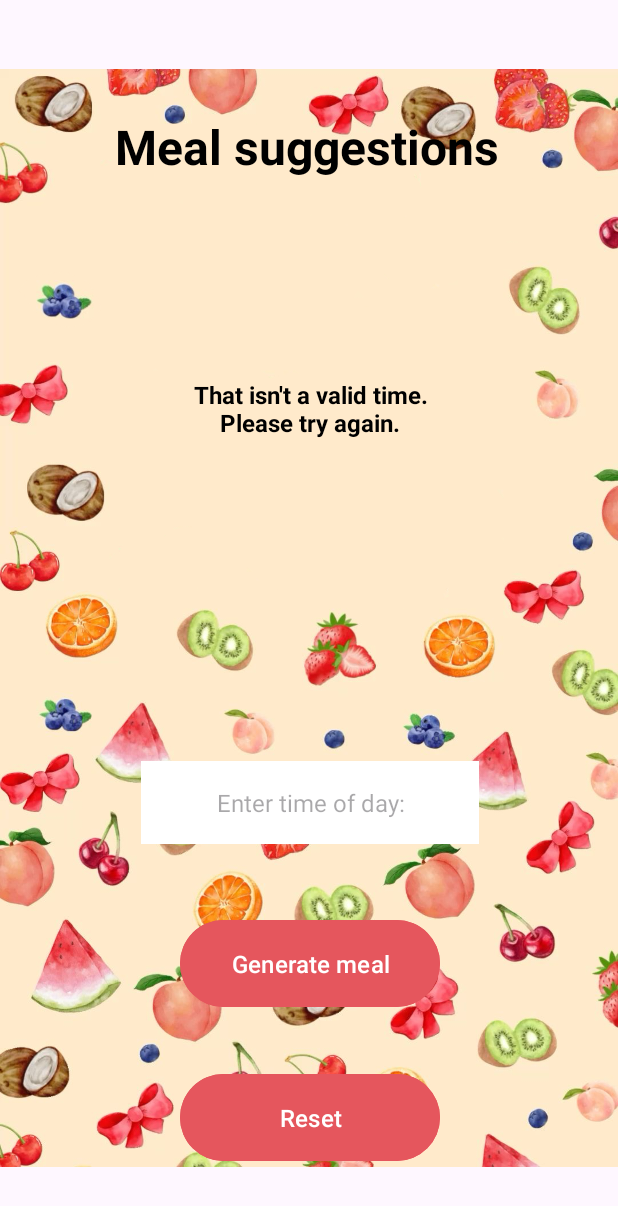
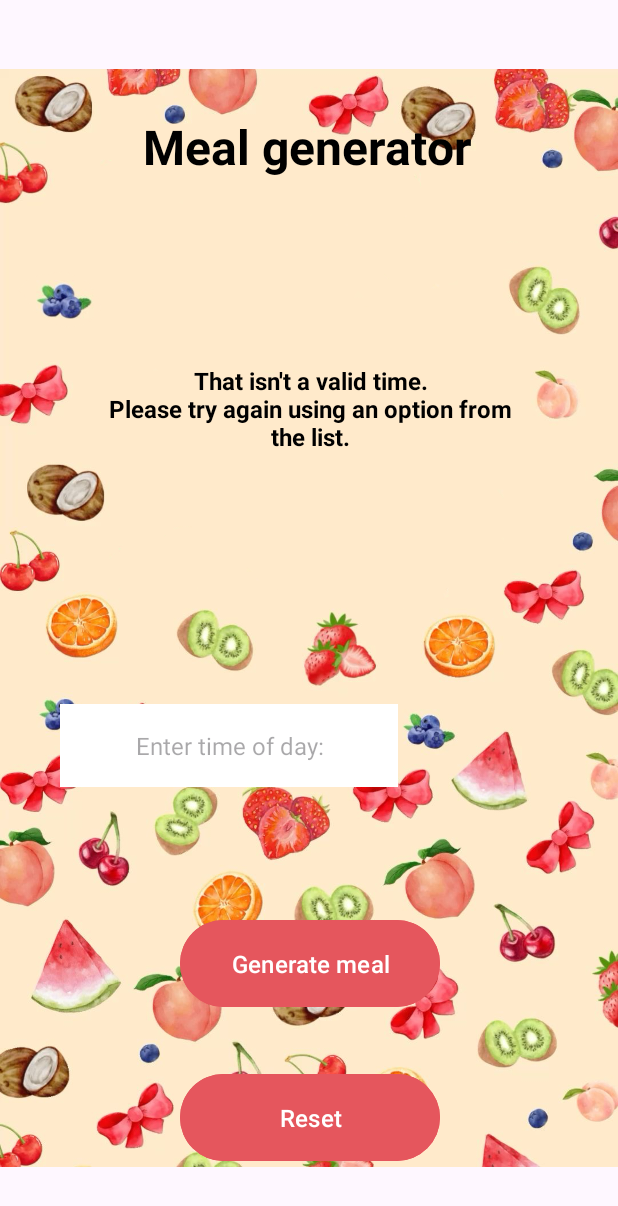
Before and after one commit to LivGish/Meal_Generator, an Android app: the screen it shows after launch (MainActivity), after a tap on "Generate meal", on a phone screen of 412 x 824 dp. Shown: the top 1206 px of the screen. Run offline under Robolectric (Android 15) with nearby library versions, the phone set to English and light mode, and no system bars.

Commit message:
UI design updates

```diff
--- a/app/src/main/java/com/example/imadassignmentone/MainActivity.kt
+++ b/app/src/main/java/com/example/imadassignmentone/MainActivity.kt
@@ -43,8 +43,7 @@ class MainActivity : AppCompatActivity() {
 
         //gives the button a function
         btnGenMeal.setOnClickListener {
-            val userInput: String =
-                editTxtTime.text.toString() //converts editText to String; This code was adapted from a Stack Overflow post by "Mehran" (2017): https://stackoverflow.com/questions/44267572/edittext-get-text-kotlin
+            val userInput: String = editTxtTime.text.toString() //converts editText to String; This code was adapted from a Stack Overflow post by "Mehran" (2017): https://stackoverflow.com/questions/44267572/edittext-get-text-kotlin
 
             //displays the text given if correct inputs are detected; This code was adapted from W3 Schools (2025): https://www.w3schools.com/kotlin/kotlin_conditions.php
             if (userInput == "Morning" || userInput == "morning")  {
@@ -92,7 +91,7 @@ class MainActivity : AppCompatActivity() {
             // error handling - outputs the following text if any value other than the ones stated are inputted
             } else txtInfo.text = """
                 That isn't a valid time.
-                Please try again.
+                Please try again using an option from the list.
             """.trimIndent()
         }
 
--- a/app/src/main/res/layout/activity_main.xml
+++ b/app/src/main/res/layout/activity_main.xml
@@ -20,13 +20,12 @@
         app:layout_constraintVertical_bias="0.0"
         app:srcCompat="@drawable/wallpaper2" />
 
-
     <TextView
         android:id="@+id/textHeading"
         android:layout_width="269dp"
         android:layout_height="66dp"
         android:gravity="center"
-        android:text="Meal suggestions"
+        android:text="Meal generator"
         android:textColor="#000000"
         android:textSize="32dp"
         android:textStyle="bold"
@@ -78,10 +77,10 @@
         android:textSize="16sp"
         app:layout_constraintBottom_toBottomOf="parent"
         app:layout_constraintEnd_toEndOf="parent"
-        app:layout_constraintHorizontal_bias="0.504"
+        app:layout_constraintHorizontal_bias="0.214"
         app:layout_constraintStart_toStartOf="parent"
         app:layout_constraintTop_toTopOf="parent"
-        app:layout_constraintVertical_bias="0.66" />
+        app:layout_constraintVertical_bias="0.611" />
 
     <TextView
         android:id="@+id/textInfo"
```
